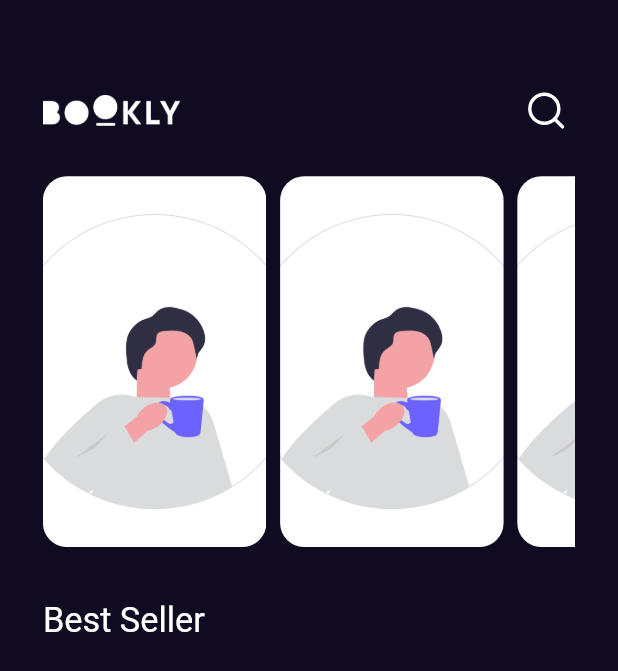
After one commit to Mohammed-AboLEneen/Bookly, a Flutter app: the screen it shows after launch, on a phone screen of 412 x 824 dp. The commit adds this screen. Shown: the top 671 px of the screen. Run offline on Flutter 3.47's test engine with Material 2 defaults, Android fonts, the phone set to English and light mode, and no system bars; our stand-ins replace flutter_screenutil, flutter_svg, get, google_fonts.

Commit message:
add list and Google fonts Theme

```diff
--- a/lib/features/home/presentation/view/home_view.dart
+++ b/lib/features/home/presentation/view/home_view.dart
@@ -1,3 +1,4 @@
+import 'package:bookly/features/home/presentation/view/widgets/home_body.dart';
 import 'package:flutter/cupertino.dart';
 import 'package:flutter/material.dart';
 
@@ -6,8 +7,9 @@ class HomeView extends StatelessWidget {
 
   @override
   Widget build(BuildContext context) {
-    return Scaffold(
+    return const Scaffold(
 
+      body: HomeViewBody(),
     );
   }
 }
--- /dev/null
+++ b/lib/features/home/presentation/view/widgets/home_body.dart
@@ -0,0 +1,52 @@
+import 'package:bookly/core/utils/assets.dart';
+import 'package:bookly/features/home/presentation/view/widgets/search_icon.dart';
+import 'package:bookly/features/home/presentation/view/widgets/top_list_view.dart';
+import 'package:flutter/material.dart';
+import 'package:flutter_screenutil/flutter_screenutil.dart';
+
+
+class HomeViewBody extends StatelessWidget {
+  const HomeViewBody({super.key});
+
+  @override
+  Widget build(BuildContext context) {
+    return Scaffold(
+
+      body: Padding(
+        padding: EdgeInsets.symmetric(vertical: 45.0.h, horizontal: 25.w),
+        child: Column(
+
+          crossAxisAlignment: CrossAxisAlignment.start,
+          children: [
+
+            Row(
+
+              children: [
+
+                SizedBox(
+
+                  width: 80.w,
+                  height:20.h,
+                  child: Image.asset(AssetsClass.logoImage),
+                ),
+                const Spacer(),
+                const SearchSvgIcon(),
+              ],
+            ),
+            SizedBox(height: 20.h,),
+            SizedBox(
+              height: MediaQuery
+                  .of(context)
+                  .size
+                  .height * .3,
+              child: const TopListView(),
+            ),
+
+            SizedBox(height: 30.h,),
+            Text('Best Seller', style: TextStyle(fontSize: 20.sp,),),
+          ],
+        ),
+      ),
+    );
+  }
+}
--- /dev/null
+++ b/lib/features/home/presentation/view/widgets/search_icon.dart
@@ -0,0 +1,35 @@
+import 'package:flutter/cupertino.dart';
+import 'package:flutter/material.dart';
+import 'package:flutter_screenutil/flutter_screenutil.dart';
+import 'package:flutter_svg/svg.dart';
+
+class SearchSvgIcon extends StatelessWidget {
+  const SearchSvgIcon({super.key});
+
+  @override
+  Widget build(BuildContext context) {
+    return Material(
+
+      borderRadius: BorderRadius.circular(70),
+      color: Colors.transparent,
+      clipBehavior: Clip.antiAliasWithSaveLayer,
+      child: InkWell(
+
+        borderRadius: BorderRadius.circular(20),
+        onTap: (){},
+        child: Padding(
+          padding: const EdgeInsets.all(5),
+          child: SizedBox(
+
+            width: 25.w,
+            height: 25.h,
+            child: SvgPicture.asset(
+              'assets/images/search.svg',
+
+            ),
+          ),
+        ),
+      ),
+    );
+  }
+}
--- /dev/null
+++ b/lib/features/home/presentation/view/widgets/top_list_view.dart
@@ -0,0 +1,15 @@
+import 'package:bookly/features/home/presentation/view/widgets/top_list_view_item.dart';
+import 'package:flutter/cupertino.dart';
+
+class TopListView extends StatelessWidget {
+  const TopListView({super.key});
+
+  @override
+  Widget build(BuildContext context) {
+    return ListView.builder(
+      itemBuilder: (context, index) => const TopListViewItem(),
+      scrollDirection: Axis.horizontal,
+      itemCount: 10,
+    );
+  }
+}
--- /dev/null
+++ b/lib/features/home/presentation/view/widgets/top_list_view_item.dart
@@ -0,0 +1,24 @@
+import 'package:flutter/cupertino.dart';
+import 'package:flutter_screenutil/flutter_screenutil.dart';
+
+class TopListViewItem extends StatelessWidget {
+  const TopListViewItem({super.key});
+
+  @override
+  Widget build(BuildContext context) {
+    return Padding(
+      padding: EdgeInsets.only(right: 8.0.w),
+      child: AspectRatio(
+        aspectRatio: 135 / 224,
+        child: ClipRRect(
+
+            borderRadius: BorderRadius.circular(16),
+
+            child: Image.asset(
+              'assets/images/undraw_Drink_coffee_v3au.png', fit: BoxFit.cover,
+            )
+        ),
+      ),
+    );
+  }
+}
--- a/lib/features/splash/presentation/view/widgets/splash_body.dart
+++ b/lib/features/splash/presentation/view/widgets/splash_body.dart
@@ -75,7 +75,7 @@ class _SplashViewWidgetState extends State<SplashViewWidget> with SingleTickerPr
 
     _animationController = AnimationController(
       vsync: this,
-      duration: const Duration(seconds: 1),
+      duration: const Duration(seconds: 2),
     );
 
     // Define the slide animation using Tween and CurvedAnimation
--- a/lib/main.dart
+++ b/lib/main.dart
@@ -1,8 +1,10 @@
 import 'package:flutter/material.dart';
 import 'package:flutter_screenutil/flutter_screenutil.dart';
 import 'package:get/get.dart';
+import 'package:google_fonts/google_fonts.dart';
 
 import 'features/splash/presentation/view/splash_view.dart';
+
 
 void main() {
   runApp(const MyApp());
@@ -24,7 +26,8 @@ class MyApp extends StatelessWidget {
 
           theme: ThemeData.dark().copyWith(
 
-              scaffoldBackgroundColor: const Color(0xff100B20)
+            scaffoldBackgroundColor: const Color(0xff100B20),
+            textTheme: GoogleFonts.montserratAlternatesTextTheme(ThemeData.dark().textTheme)
           ),
           home: const SplashView(),
           debugShowCheckedModeBanner: false,
```
Also changed, not shown: pubspec.yaml (+8 -0 lines), assets/images/search.svg (added), assets/images/undraw_Drink_coffee_v3au.png (added), lib/constants.dart (line endings or trailing spaces), pubspec.lock, 1 other file.
